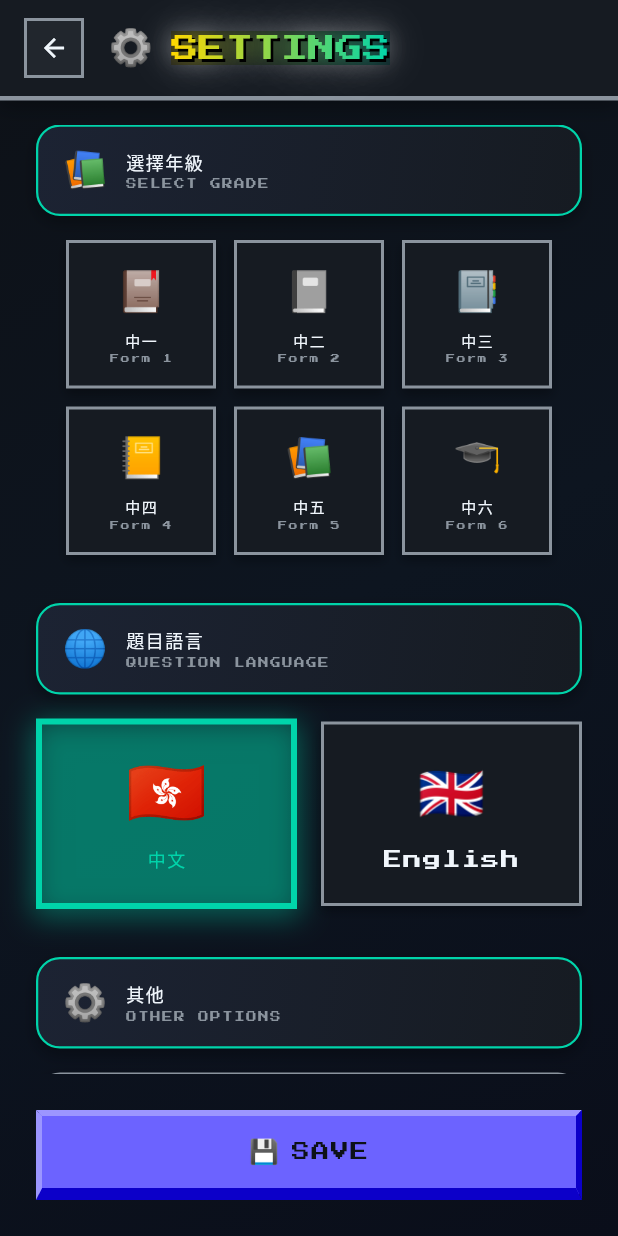
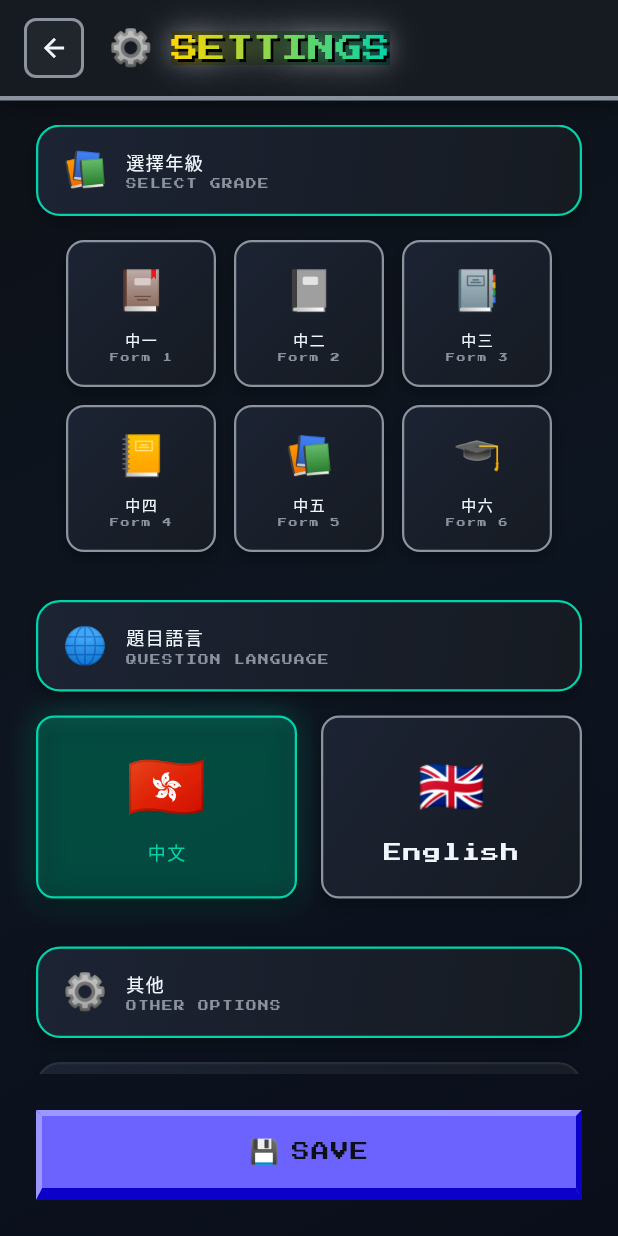
Before and after one commit to pcfat/math-quest, a Flutter app: the SettingsScreen screen opened directly, on a phone screen of 412 x 824 dp. Run offline on Flutter 3.47's test engine with Material 3 defaults, Android fonts, the phone set to English and light mode, and no system bars; our stand-ins replace shared_preferences; accounts and stored records are empty.

Commit message:
Update settings, adventure, and battle screens to use Codedex style
Co-authored-by: pcfat <203784375+pcfat@users.noreply.github.com>

```diff
--- a/lib/screens/settings_screen.dart
+++ b/lib/screens/settings_screen.dart
@@ -3,6 +3,7 @@ import 'package:provider/provider.dart';
 import 'dart:math' as math;
 import '../data/game_state.dart';
 import '../theme/pixel_theme.dart';
+import '../theme/codedex_widgets.dart';
 
 class SettingsScreen extends StatefulWidget {
   const SettingsScreen({super.key});
@@ -140,6 +141,7 @@ class _SettingsScreenState extends State<SettingsScreen>
               padding: const EdgeInsets.all(8),
               decoration: BoxDecoration(
                 color: PixelTheme.bgLight,
+                borderRadius: BorderRadius.circular(8),
                 border: Border.all(color: PixelTheme.textDim, width: 2),
               ),
               child: const Icon(Icons.arrow_back, color: PixelTheme.textLight, size: 20),
@@ -163,9 +165,9 @@ class _SettingsScreenState extends State<SettingsScreen>
   }
 
   Widget _buildSectionHeader(String title, String subtitle, String emoji) {
-    return PixelCard(
+    return Container(
       padding: const EdgeInsets.symmetric(horizontal: 16, vertical: 12),
-      borderColor: PixelTheme.accent,
+      decoration: PixelTheme.codedexCard(borderColor: PixelTheme.accent),
       child: Row(
         children: [
           Text(emoji, style: const TextStyle(fontSize: 24)),
@@ -199,24 +201,11 @@ class _SettingsScreenState extends State<SettingsScreen>
         duration: const Duration(milliseconds: 200),
         width: 100,
         padding: const EdgeInsets.symmetric(vertical: 14),
-        decoration: BoxDecoration(
-          color: isSelected
-              ? PixelTheme.primary.withOpacity(0.2)
-              : PixelTheme.bgMid,
-          border: Border.all(
-            color: isSelected ? PixelTheme.primary : PixelTheme.textDim,
-            width: isSelected ? 4 : 2,
-          ),
-          boxShadow: [
-            BoxShadow(
-              color: isSelected
-                  ? PixelTheme.primary.withOpacity(0.4)
-                  : Colors.black.withOpacity(0.3),
-              blurRadius: isSelected ? 15 : 5,
-              spreadRadius: isSelected ? 2 : 0,
-              offset: const Offset(0, 4),
-            ),
-          ],
+        decoration: PixelTheme.codedexCard(
+          color: isSelected ? PixelTheme.primary.withOpacity(0.2) : null,
+          borderColor: isSelected ? PixelTheme.primary : PixelTheme.textDim,
+          borderRadius: 12,
+          withGlow: isSelected,
         ),
         child: Column(
           children: [
@@ -258,24 +247,11 @@ class _SettingsScreenState extends State<SettingsScreen>
                 right: lang['id'] == 'zh' ? 8 : 0,
               ),
               padding: const EdgeInsets.symmetric(vertical: 20),
-              decoration: BoxDecoration(
-                color: isSelected
-                    ? PixelTheme.accent.withOpacity(0.2)
-                    : PixelTheme.bgMid,
-                border: Border.all(
-                  color: isSelected ? PixelTheme.accent : PixelTheme.textDim,
-                  width: isSelected ? 4 : 2,
-                ),
-                boxShadow: [
-                  BoxShadow(
-                    color: isSelected
-                        ? PixelTheme.accent.withOpacity(0.4)
-                        : Colors.black.withOpacity(0.3),
-                    blurRadius: isSelected ? 15 : 5,
-                    spreadRadius: isSelected ? 2 : 0,
-                    offset: const Offset(0, 4),
-                  ),
-                ],
+              decoration: PixelTheme.codedexCard(
+                color: isSelected ? PixelTheme.accent.withOpacity(0.2) : null,
+                borderColor: isSelected ? PixelTheme.accent : PixelTheme.textDim,
+                borderRadius: 12,
+                withGlow: isSelected,
               ),
               child: Column(
                 children: [
@@ -302,8 +278,9 @@ class _SettingsScreenState extends State<SettingsScreen>
   }
 
   Widget _buildOtherSettings() {
-    return PixelCard(
+    return Container(
       padding: const EdgeInsets.all(16),
+      decoration: PixelTheme.codedexCard(),
       child: Column(
         children: [
           _buildSettingRow('🔊', '音效', true),
@@ -335,6 +312,7 @@ class _SettingsScreenState extends State<SettingsScreen>
           padding: const EdgeInsets.symmetric(horizontal: 12, vertical: 6),
           decoration: BoxDecoration(
             color: enabled ? PixelTheme.primary.withOpacity(0.2) : PixelTheme.bgLight,
+            borderRadius: BorderRadius.circular(8),
             border: Border.all(
               color: enabled ? PixelTheme.primary : PixelTheme.textDim,
               width: 2,
@@ -387,9 +365,12 @@ class _SettingsScreenState extends State<SettingsScreen>
             child: child,
           );
         },
-        child: PixelCard(
+        child: Container(
           padding: const EdgeInsets.all(32),
-          borderColor: PixelTheme.primary,
+          decoration: PixelTheme.codedexCard(
+            borderColor: PixelTheme.primary,
+            withGlow: true,
+          ),
           child: Column(
             mainAxisSize: MainAxisSize.min,
             children: [
```
Also changed, not shown: lib/screens/adventure_battle_screen.dart (+78 -22 lines), lib/screens/adventure_screen.dart (+11 -9 lines).
